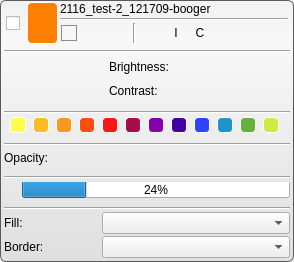
Old version of the form src/Interface/AppInterface/LayerWidget.ui in the repository SCIInstitute/Seg3D.
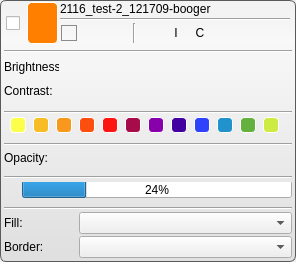
New version of the form. Icons and pictures are not drawn.

```diff
--- a/src/Interface/AppInterface/LayerWidget.ui
+++ b/src/Interface/AppInterface/LayerWidget.ui
@@ -6,7 +6,7 @@
    <rect>
     <x>0</x>
     <y>0</y>
-    <width>294</width>
+    <width>296</width>
     <height>262</height>
    </rect>
   </property>
@@ -976,9 +976,9 @@
           </widget>
          </item>
          <item>
-          <layout class="QHBoxLayout" name="brightness_h_layout_">
+          <layout class="QVBoxLayout" name="brightness_h_layout_">
            <property name="spacing">
-            <number>3</number>
+            <number>2</number>
            </property>
            <item>
             <widget class="QLabel" name="brigntness_label_">
@@ -990,13 +990,13 @@
              </property>
              <property name="minimumSize">
               <size>
-               <width>75</width>
+               <width>55</width>
                <height>0</height>
               </size>
              </property>
              <property name="maximumSize">
               <size>
-               <width>75</width>
+               <width>55</width>
                <height>16777215</height>
               </size>
              </property>
@@ -1008,9 +1008,9 @@
           </layout>
          </item>
          <item>
-          <layout class="QHBoxLayout" name="contrast_h_layout_">
+          <layout class="QVBoxLayout" name="contrast_h_layout_">
            <property name="spacing">
-            <number>3</number>
+            <number>2</number>
            </property>
            <item>
             <widget class="QLabel" name="contrast_label_">
@@ -1022,13 +1022,13 @@
              </property>
              <property name="minimumSize">
               <size>
-               <width>75</width>
+               <width>55</width>
                <height>0</height>
               </size>
              </property>
              <property name="maximumSize">
               <size>
-               <width>75</width>
+               <width>55</width>
                <height>16777215</height>
               </size>
              </property>
@@ -1596,7 +1596,7 @@
           </widget>
          </item>
          <item>
-          <layout class="QHBoxLayout" name="horizontalLayout_4" stretch="1,2">
+          <layout class="QHBoxLayout" name="horizontalLayout_4" stretch="1,3">
            <property name="spacing">
             <number>4</number>
            </property>
@@ -1613,7 +1613,7 @@
           </layout>
          </item>
          <item>
-          <layout class="QHBoxLayout" name="horizontalLayout_6" stretch="1,2">
+          <layout class="QHBoxLayout" name="horizontalLayout_6" stretch="1,3">
            <property name="spacing">
             <number>4</number>
            </property>
```
